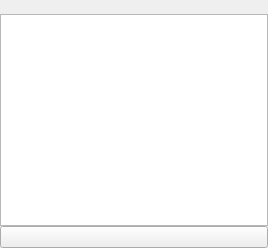
Ralith/nachat, file src/roomview.ui: the form before one commit.
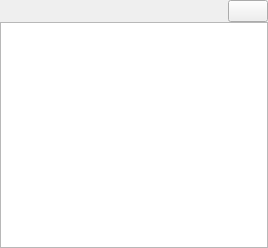
The form after the commit. Icons and pictures are not drawn.

The edit to the form file:
```diff
--- a/src/roomview.ui
+++ b/src/roomview.ui
@@ -27,9 +27,11 @@
     <number>0</number>
    </property>
    <item>
+    <layout class="QHBoxLayout" name="header">
+     <item>
     <widget class="QLabel" name="topic">
      <property name="sizePolicy">
-      <sizepolicy hsizetype="Preferred" vsizetype="Maximum">
+        <sizepolicy hsizetype="Expanding" vsizetype="Maximum">
        <horstretch>0</horstretch>
        <verstretch>0</verstretch>
       </sizepolicy>
@@ -49,6 +51,24 @@
     </widget>
    </item>
    <item>
+      <widget class="QPushButton" name="menu_button">
+       <property name="sizePolicy">
+        <sizepolicy hsizetype="Fixed" vsizetype="Fixed">
+         <horstretch>0</horstretch>
+         <verstretch>0</verstretch>
+        </sizepolicy>
+       </property>
+       <property name="focusPolicy">
+        <enum>Qt::TabFocus</enum>
+       </property>
+       <property name="icon">
+        <iconset theme="application-menu"/>
+       </property>
+      </widget>
+     </item>
+    </layout>
+   </item>
+   <item>
     <widget class="QSplitter" name="central_splitter">
      <property name="sizePolicy">
       <sizepolicy hsizetype="Expanding" vsizetype="Expanding">
@@ -69,21 +89,6 @@
      </widget>
     </widget>
    </item>
-   <item>
-    <layout class="QHBoxLayout" name="entry_pane">
-     <item>
-      <widget class="QPushButton" name="upload_button">
-       <property name="toolTip">
-        <string>Send File</string>
-       </property>
-       <property name="icon">
-        <iconset theme="document-open">
-         <normaloff>.</normaloff>.</iconset>
-       </property>
-      </widget>
-     </item>
-    </layout>
-   </item>
   </layout>
  </widget>
  <resources/>
```
Left out of the diff: 2 changed lines with no effect on the pictures. Lines whose indentation alone changed are shown as unchanged.
